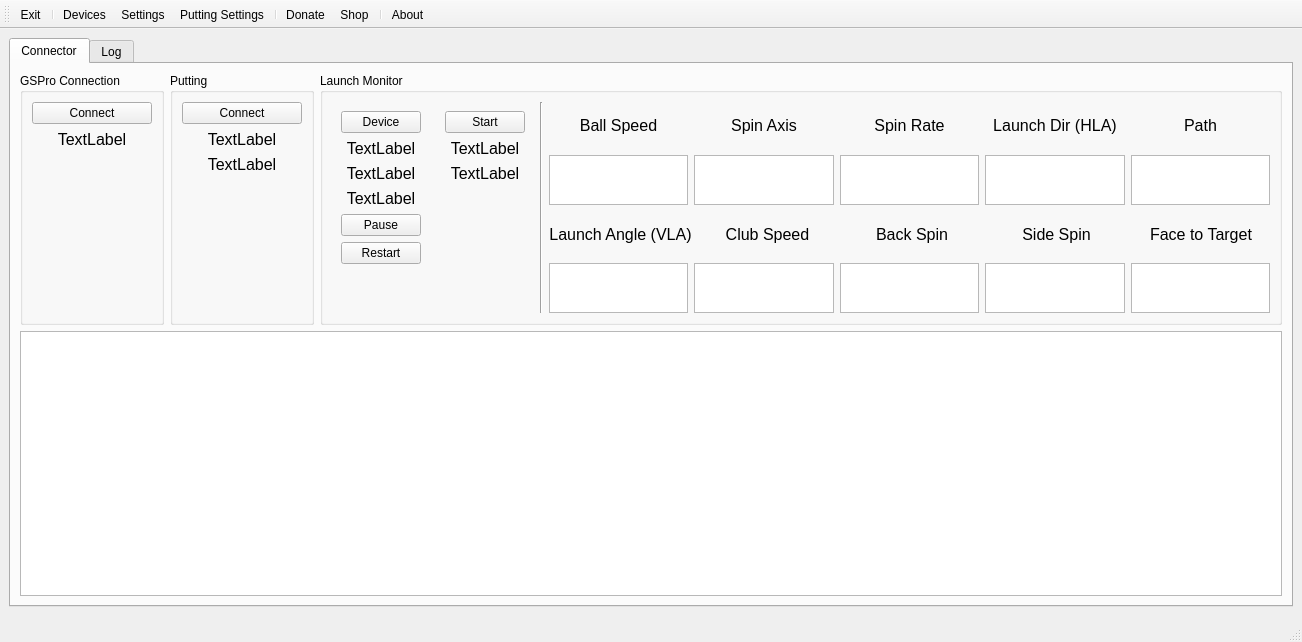
Qt form src/MainWindow.ui (springbok/MLM2PRO-GSPro-Connector) before a commit.
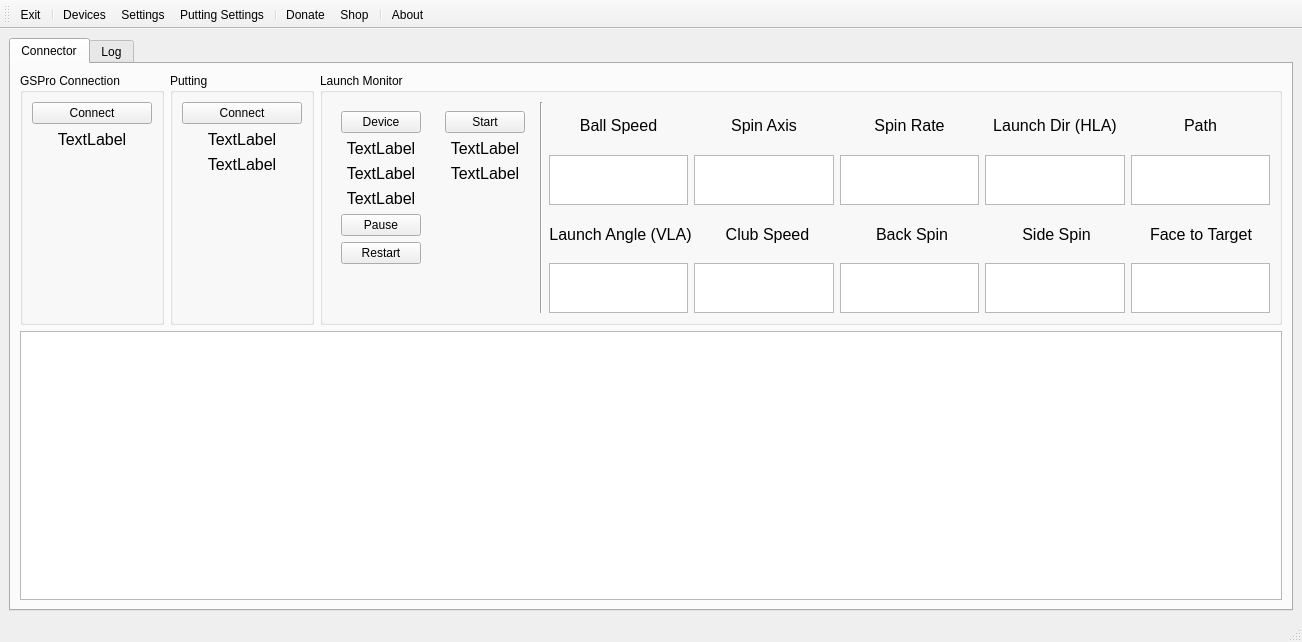
The same form after that commit. Icons and pictures are not drawn.

```diff
--- a/src/MainWindow.ui
+++ b/src/MainWindow.ui
@@ -21,15 +21,9 @@
    <double>6.000000000000000</double>
   </property>
   <widget class="QWidget" name="centralwidget">
+   <layout class="QHBoxLayout" name="horizontalLayout_4">
+    <item>
    <widget class="QTabWidget" name="main_tab">
-    <property name="geometry">
-     <rect>
-      <x>9</x>
-      <y>9</y>
-      <width>1284</width>
-      <height>569</height>
-     </rect>
-    </property>
     <property name="currentIndex">
      <number>0</number>
     </property>
@@ -484,37 +478,6 @@
                     </property>
                    </widget>
                   </item>
-                  <item>
-                   <widget class="QLabel" name="launch_monitor_battery_label">
-                    <property name="sizePolicy">
-                     <sizepolicy hsizetype="Preferred" vsizetype="Preferred">
-                      <horstretch>0</horstretch>
-                      <verstretch>0</verstretch>
-                     </sizepolicy>
-                    </property>
-                    <property name="minimumSize">
-                     <size>
-                      <width>0</width>
-                      <height>0</height>
-                     </size>
-                    </property>
-                    <property name="font">
-                     <font>
-                      <pointsize>12</pointsize>
-                      <bold>false</bold>
-                     </font>
-                    </property>
-                    <property name="text">
-                     <string/>
-                    </property>
-                    <property name="alignment">
-                     <set>Qt::AlignCenter</set>
-                    </property>
-                    <property name="margin">
-                     <number>5</number>
-                    </property>
-                   </widget>
-                  </item>
                   <item>
                    <widget class="QLabel" name="launch_monitor_rssi_label">
                     <property name="sizePolicy">
@@ -546,6 +509,68 @@
                     </property>
                    </widget>
                   </item>
+                    <item>
+                     <widget class="QLabel" name="token_expiry_label">
+                      <property name="sizePolicy">
+                       <sizepolicy hsizetype="Preferred" vsizetype="Preferred">
+                        <horstretch>0</horstretch>
+                        <verstretch>0</verstretch>
+                       </sizepolicy>
+                      </property>
+                      <property name="minimumSize">
+                       <size>
+                        <width>0</width>
+                        <height>0</height>
+                       </size>
+                      </property>
+                      <property name="font">
+                       <font>
+                        <pointsize>12</pointsize>
+                        <bold>false</bold>
+                       </font>
+                      </property>
+                      <property name="text">
+                       <string/>
+                      </property>
+                      <property name="alignment">
+                       <set>Qt::AlignCenter</set>
+                      </property>
+                      <property name="margin">
+                       <number>5</number>
+                      </property>
+                     </widget>
+                    </item>
+                    <item>
+                     <widget class="QLabel" name="launch_monitor_battery_label">
+                      <property name="sizePolicy">
+                       <sizepolicy hsizetype="Preferred" vsizetype="Preferred">
+                        <horstretch>0</horstretch>
+                        <verstretch>0</verstretch>
+                       </sizepolicy>
+                      </property>
+                      <property name="minimumSize">
+                       <size>
+                        <width>0</width>
+                        <height>0</height>
+                       </size>
+                      </property>
+                      <property name="font">
+                       <font>
+                        <pointsize>12</pointsize>
+                        <bold>false</bold>
+                       </font>
+                      </property>
+                      <property name="text">
+                       <string/>
+                      </property>
+                      <property name="alignment">
+                       <set>Qt::AlignCenter</set>
+                      </property>
+                      <property name="margin">
+                       <number>5</number>
+                      </property>
+                     </widget>
+                    </item>
                   <item>
                    <spacer name="verticalSpacer_7">
                     <property name="orientation">
@@ -1026,6 +1051,8 @@
      </layout>
     </widget>
    </widget>
+    </item>
+   </layout>
   </widget>
   <widget class="QStatusBar" name="statusbar"/>
   <widget class="QToolBar" name="toolBar">
```
Lines whose indentation alone changed are shown as unchanged.
